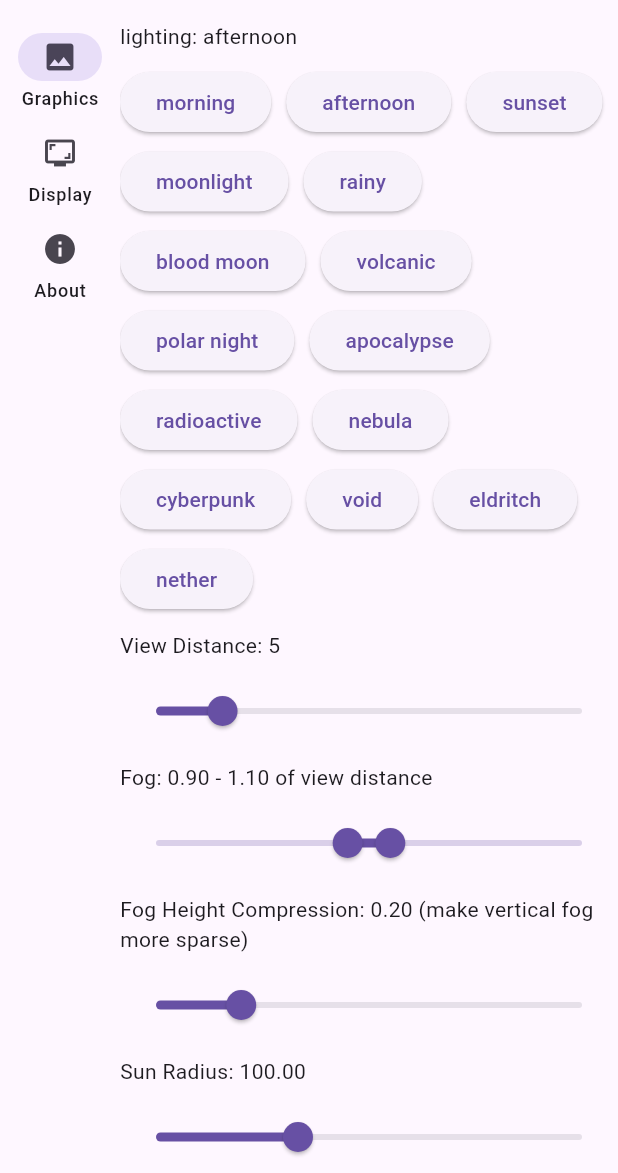
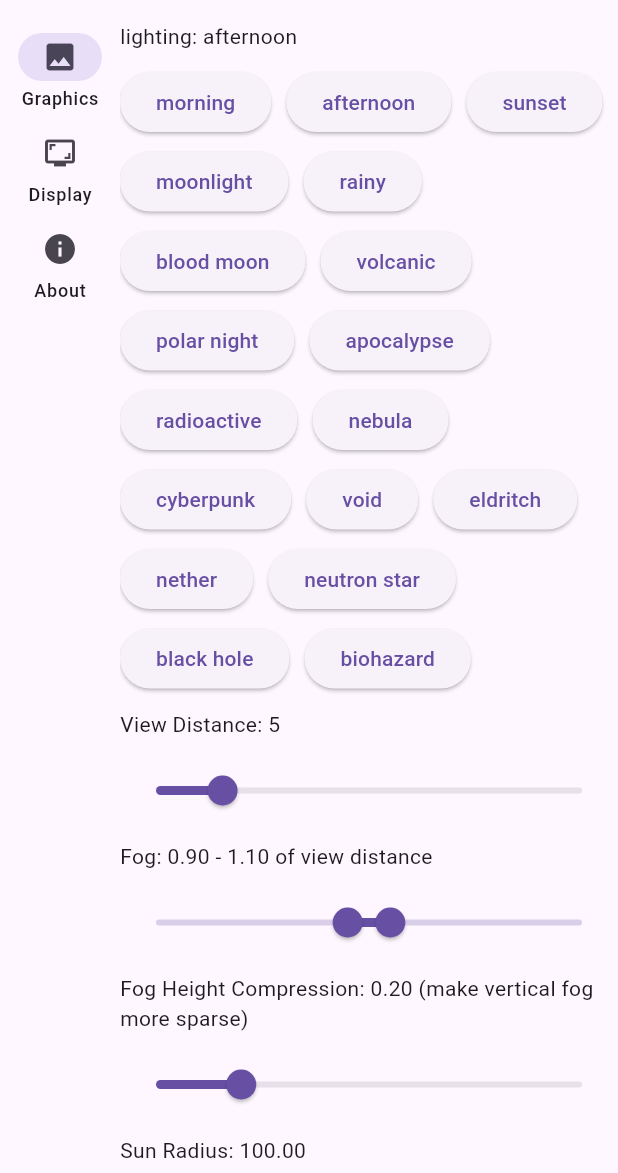
Before and after one commit to smit-ai/flutter_mc, a Flutter app: the screen it shows after launch, after a tap on "Setting", on a phone screen of 412 x 824 dp, the part 63-1236 px from its top. Run offline on Flutter 3.47's test engine with Material 3 defaults, Android fonts, the phone set to English and light mode, and no system bars; our stand-ins replace package_info_plus; missing offline and left inert: flutter_gpu, statsfl; statements that could not run were skipped.

Commit message:
update lighting fix view distance

```diff
--- a/lib/config.dart
+++ b/lib/config.dart
@@ -28,6 +28,9 @@ void ensureInitializedGpuResource(){
   voidLight=LightMaterialBuffered.from(LightMaterial.voidLight,_hostBuffer);
   eldritch=LightMaterialBuffered.from(LightMaterial.eldritch,_hostBuffer);
   nether=LightMaterialBuffered.from(LightMaterial.nether,_hostBuffer);
+  neutronStar=LightMaterialBuffered.from(LightMaterial.neutronStar,_hostBuffer);
+  blackHole=LightMaterialBuffered.from(LightMaterial.blackHole,_hostBuffer);
+  biohazardOutbreak=LightMaterialBuffered.from(LightMaterial.biohazardOutbreak,_hostBuffer);
 }
 final ChunkManager chunkManager=ChunkManager();
 
@@ -50,7 +53,9 @@ late LightMaterialBuffered cyberpunk;
 late LightMaterialBuffered voidLight;
 late LightMaterialBuffered eldritch;
 late LightMaterialBuffered nether;
-
+late LightMaterialBuffered neutronStar;
+late LightMaterialBuffered blackHole;
+late LightMaterialBuffered biohazardOutbreak;
 
 late HostBuffer _hostBuffer;
 LightMaterialBuffered selectedLighting=afternoon;
--- a/lib/gpu/materials.dart
+++ b/lib/gpu/materials.dart
@@ -67,7 +67,7 @@ class LightMaterial{
     vm.Vector4(0.75, 0.85, 0.95, 1.0), // 清晨淡蓝天空
   );
   static final moonlight = LightMaterial(
-    Vector3(0.2, -1.0, -0.3),    // 光方向：从右上斜下，柔和
+    Vector3(0.2, -0.1, -0.3),    // 光方向：从右上斜下，柔和
     Vector3(0.2, 0.22, 0.3),     // 环境光：暗的蓝灰
     Vector3(0.3, 0.35, 0.5),     // 漫反射：淡淡的冷蓝光
     Vector3(0.6, 0.7, 0.9),      // 高光：清冷的偏蓝白
@@ -75,7 +75,7 @@ class LightMaterial{
     vm.Vector4(0.05, 0.08, 0.15, 1.0), // 深蓝夜空
   );
   static final rainy = LightMaterial(
-    Vector3(0.0, -1.0, 0.0),      // 光方向：近乎垂直向下，但不重要（散射为主）
+    Vector3(-0.1, -1.0, -0.1),      // 光方向：近乎垂直向下，但不重要（散射为主）
     Vector3(0.4, 0.4, 0.45),      // 环境光：偏灰蓝
     Vector3(0.5, 0.5, 0.55),      // 漫反射：柔和低饱和灰白
     Vector3(0.6, 0.6, 0.65),      // 高光：不强烈，略灰
@@ -83,7 +83,7 @@ class LightMaterial{
     vm.Vector4(0.6, 0.65, 0.7, 1.0), // 天空：阴天灰蓝
   );
   static final bloodMoon = LightMaterial(
-    Vector3(0.3, -0.9, -0.3),     // 光方向：斜下，像月光
+    Vector3(0.3, -0.5, -0.3),     // 光方向：斜下，像月光
     Vector3(0.1, 0.05, 0.05),     // 环境光：暗红
     Vector3(0.6, 0.1, 0.1),       // 漫反射：红光
     Vector3(0.9, 0.2, 0.2),       // 高光：血色亮光
@@ -91,7 +91,7 @@ class LightMaterial{
     vm.Vector4(0.4, 0.05, 0.1, 1.0), // 天空：深红黑
   );
   static final apocalypse = LightMaterial(
-    Vector3(-0.2, -0.6, -0.2),    // 光方向：低角度，黄沙漫天
+    Vector3(-0.2, -0.4, -0.2),    // 光方向：低角度，黄沙漫天
     Vector3(0.4, 0.35, 0.2),      // 环境光：黄灰
     Vector3(1.0, 0.8, 0.2),       // 漫反射：刺眼黄光
     Vector3(1.0, 0.9, 0.5),       // 高光：耀眼白黄
@@ -99,7 +99,7 @@ class LightMaterial{
     vm.Vector4(0.9, 0.7, 0.3, 1.0),  // 天空：末日黄沙色
   );
   static final polarNight = LightMaterial(
-    Vector3(-0.5, -0.8, -0.2),    // 光方向：斜向
+    Vector3(-0.5, -0.2, -0.2),    // 光方向：斜向
     Vector3(0.05, 0.08, 0.15),    // 环境光：接近黑蓝
     Vector3(0.2, 0.3, 0.5),       // 漫反射：冷蓝紫
     Vector3(0.5, 0.7, 0.9),       // 高光：偏冷的亮蓝
@@ -131,7 +131,7 @@ class LightMaterial{
     vm.Vector4(0.2, 0.05, 0.3, 1.0),// 天空：紫黑霓虹
   );
   static final nebula = LightMaterial(
-    Vector3(-0.5, -0.5, -0.2),
+    Vector3(-0.5, -0.2, -0.2),
     Vector3(0.1, 0.1, 0.2),       // 环境光：冷蓝
     Vector3(0.4, 0.2, 0.6),       // 漫反射：紫蓝
     Vector3(1.0, 0.6, 0.9),       // 高光：粉紫白
@@ -139,7 +139,7 @@ class LightMaterial{
     vm.Vector4(0.3, 0.15, 0.4, 1.0), // 天空：梦幻紫蓝
   );
   static final radioactive = LightMaterial(
-    Vector3(-0.2, -0.7, -0.5),
+    Vector3(-0.2, -0.1, -0.5),
     Vector3(0.05, 0.1, 0.05),     // 环境光：暗绿
     Vector3(0.3, 0.8, 0.3),       // 漫反射：诡异荧光绿
     Vector3(0.6, 1.0, 0.6),       // 高光：强烈的毒绿
@@ -155,13 +155,38 @@ class LightMaterial{
     vm.Vector4(0.1, 0.2, 0.15, 1.0), // 天空：阴冷病绿
   );
   static final nether = LightMaterial(
-    Vector3(0.0, -1.0, 0.0),
-    Vector3(-0.1, -0.1, -0.1),  // 环境光：负光，反直觉
+    Vector3(-0.1, -1.0, -0.1),
+    Vector3(0, -0.1, -0.1),  // 环境光：负光，反直觉
     Vector3(0.2, 0.0, 0.3),     // 漫反射：幽暗紫黑
     Vector3(0.9, 0.0, 0.0),     // 高光：猩红血光
     'nether',
     vm.Vector4(0.05, 0.0, 0.1, 1.0), // 天空：深紫黑
   );
+  static final neutronStar = LightMaterial(
+    Vector3(-0.1, -1.0, -0.3),       // 光方向：高角度，强烈直射
+    Vector3(0.8, 0.85, 1),         // 环境光：明亮冷蓝
+    Vector3(1, 1, 1.2),         // 漫反射：接近白蓝
+    Vector3(1.2, 1.3, 1.5),          // 高光：极亮，超现实的冷白光
+    'neutron star',
+    vm.Vector4(0.7, 0.8, 1.0, 1.0),     // 天空：冰冷的淡蓝白
+  );
+  static final blackHole = LightMaterial(
+    Vector3(0.0, -0.3, -1.0),       // 光方向：来自前方低角度，环状吸积盘
+    Vector3(0.02, 0.02, 0.05),      // 环境光：极暗蓝黑
+    Vector3(0.4, 0.2, 0.6),         // 漫反射：紫蓝辐射
+    Vector3(1.5, 1.2, 0.9),         // 高光：极亮（吸积盘耀斑）
+    'black hole',
+    vm.Vector4(0.05, 0.05, 0.1, 1.0),  // 天空：深蓝黑（接近虚无）
+  );
+  static final biohazardOutbreak = LightMaterial(
+    Vector3(0.0, -1.0, -0.1),        // 光方向：正上方压下来，像刺眼的警报灯
+    Vector3(0.1, 0.05, 0.05),        // 环境光：暗红，像血雾弥漫
+    Vector3(0.8, 0.2, 0.1),          // 漫反射：强烈血色
+    Vector3(0.9, 0.95, 0.9),         // 高光：冷白，制造刺眼对比
+    'biohazard',
+    vm.Vector4(0.3, 0.05, 0.05, 1.0),   // 天空：深红，带点黑雾感
+  );
+
 }
 
 class FogData {
--- a/lib/gpu/world.dart
+++ b/lib/gpu/world.dart
@@ -412,7 +412,7 @@ class WorldRender extends CustomPainter {
     List<BufferWithLength> water = [];
     //cull
     pass.setCullMode(gpu.CullMode.backFace);
-    final chunkViewRadiusSquared = pow(viewDistance + 0.5, 2);
+    final chunkViewRadiusSquared = pow(viewDistance + 1, 2);
     for (
       int chunkDistanceX = -viewDistance;
       chunkDistanceX <= viewDistance;
--- a/lib/setting.dart
+++ b/lib/setting.dart
@@ -156,6 +156,9 @@ class _GraphicsSettingState extends State<GraphicsSetting> {
         LightingSetButton(voidLight, _stateChanged),
         LightingSetButton(eldritch, _stateChanged),
         LightingSetButton(nether, _stateChanged),
+        LightingSetButton(neutronStar, _stateChanged),
+        LightingSetButton(blackHole, _stateChanged),
+        LightingSetButton(biohazardOutbreak, _stateChanged),
       ],
     );
     final viewDistanceSlider = Slider(
```
